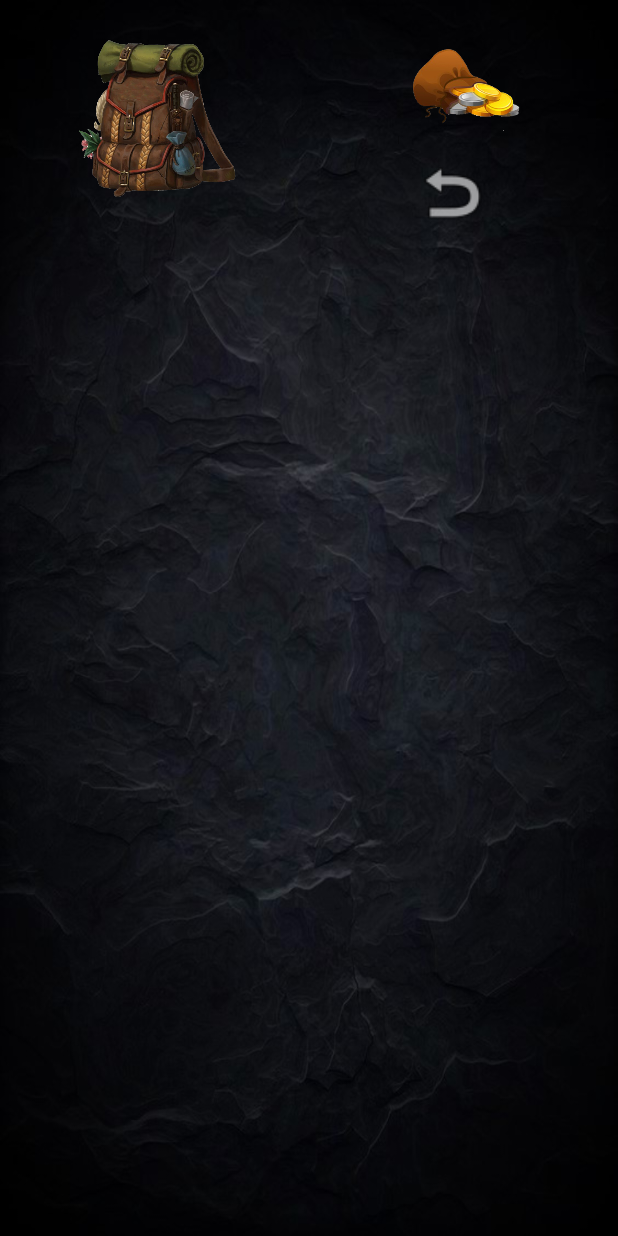
After one commit to manupalhu/WWG, an Android app: the layout activity_stats.xml on its own in the app's theme, with its tools: preview values and no code run, on a phone screen of 412 x 824 dp. The commit adds this screen. Run offline under Robolectric (Android 15) with nearby library versions, the phone set to English and light mode, and no system bars.

Commit message:
Desing Atribbutos

```diff
--- a/app/src/main/AndroidManifest.xml
+++ b/app/src/main/AndroidManifest.xml
@@ -1,6 +1,6 @@
 <?xml version="1.0" encoding="utf-8"?>
 <manifest xmlns:android="http://schemas.android.com/apk/res/android"
-    package="com.example.wwg">
+    package="com.example.wwg" >
 
     <application
         android:allowBackup="true"
@@ -8,12 +8,9 @@
         android:label="@string/app_name"
         android:roundIcon="@mipmap/ic_launcher_round"
         android:supportsRtl="true"
-        android:theme="@style/Theme.AppCompat.NoActionBar">
+        android:theme="@style/Theme.AppCompat.NoActionBar" >
         <activity
-            android:name=".Atributos"
-            android:exported="true" />
-        <activity
-            android:name=".placeholder.Atributos"
+            android:name=".Stats"
             android:exported="true" />
         <activity
             android:name=".HistoriaActivity"
@@ -26,7 +23,7 @@
             android:exported="true" />
         <activity
             android:name=".MainActivity"
-            android:exported="true">
+            android:exported="true" >
             <intent-filter>
                 <action android:name="android.intent.action.MAIN" />
 
--- a/app/src/main/java/com/example/wwg/Atributos.kt
+++ b/app/src/main/java/com/example/wwg/Stats.kt
@@ -3,9 +3,9 @@ package com.example.wwg
 import androidx.appcompat.app.AppCompatActivity
 import android.os.Bundle
 
-class Atributos : AppCompatActivity() {
+class Stats : AppCompatActivity() {
     override fun onCreate(savedInstanceState: Bundle?) {
         super.onCreate(savedInstanceState)
-        setContentView(R.layout.activity_atributos)
+        setContentView(R.layout.activity_stats)
     }
 }
--- a/app/src/main/res/layout/activity_atributos.xml
+++ /dev/null
@@ -1,18 +0,0 @@
-<?xml version="1.0" encoding="utf-8"?>
-<ScrollView xmlns:android="http://schemas.android.com/apk/res/android"
-    xmlns:app="http://schemas.android.com/apk/res-auto"
-    xmlns:tools="http://schemas.android.com/tools"
-    android:layout_width="match_parent"
-    android:layout_height="match_parent"
-    android:background="@drawable/background"
-    android:screenOrientation="portrait"
-    tools:ignore="SpeakableTextPresentCheck">
-
-    <androidx.constraintlayout.widget.ConstraintLayout
-        android:layout_width="match_parent"
-        android:layout_height="wrap_content"
-        tools:context=".Atributos">
-
-
-    </androidx.constraintlayout.widget.ConstraintLayout>
-</ScrollView>
--- a/app/src/main/res/layout/activity_main.xml
+++ b/app/src/main/res/layout/activity_main.xml
@@ -76,6 +76,4 @@
         app:layout_constraintVertical_bias="0.120000005" />
 
 
-
-
 </androidx.constraintlayout.widget.ConstraintLayout>
--- /dev/null
+++ b/app/src/main/res/layout/activity_stats.xml
@@ -0,0 +1,57 @@
+<?xml version="1.0" encoding="utf-8"?>
+
+<ScrollView xmlns:android="http://schemas.android.com/apk/res/android"
+    xmlns:app="http://schemas.android.com/apk/res-auto"
+    xmlns:tools="http://schemas.android.com/tools"
+    android:layout_width="match_parent"
+    android:layout_height="match_parent"
+    android:background="@drawable/background"
+    android:screenOrientation="portrait"
+    tools:ignore="SpeakableTextPresentCheck">
+<androidx.constraintlayout.widget.ConstraintLayout
+    android:layout_width="match_parent"
+    android:layout_height="wrap_content">
+
+    <ImageView
+        android:id="@+id/imageView"
+        android:layout_width="115dp"
+        android:layout_height="157dp"
+        android:contentDescription="TODO"
+        app:layout_constraintBottom_toBottomOf="parent"
+        app:layout_constraintEnd_toEndOf="parent"
+        app:layout_constraintHorizontal_bias="0.16"
+        app:layout_constraintStart_toStartOf="parent"
+        app:layout_constraintTop_toTopOf="parent"
+        app:layout_constraintVertical_bias="0.07999998"
+        app:srcCompat="@drawable/mochila" />
+
+    <ImageView
+        android:id="@+id/imageView2"
+        android:layout_width="91dp"
+        android:layout_height="86dp"
+        android:layout_marginTop="16dp"
+        android:layout_marginBottom="6dp"
+        app:layout_constraintBottom_toBottomOf="parent"
+        app:layout_constraintEnd_toEndOf="parent"
+        app:layout_constraintHorizontal_bias="0.651"
+        app:layout_constraintStart_toEndOf="@+id/imageView"
+        app:layout_constraintTop_toTopOf="parent"
+        app:layout_constraintVertical_bias="0.0"
+        app:srcCompat="@drawable/bolsa_oro" />
+
+    <ImageView
+        android:id="@+id/imageView3"
+        android:layout_width="54dp"
+        android:layout_height="58dp"
+        android:layout_marginEnd="84dp"
+        app:layout_constraintBottom_toBottomOf="parent"
+        app:layout_constraintEnd_toEndOf="parent"
+        app:layout_constraintTop_toTopOf="parent"
+        app:layout_constraintVertical_bias="1.0"
+        app:srcCompat="@android:drawable/ic_menu_revert" />
+
+</androidx.constraintlayout.widget.ConstraintLayout>
+
+
+
+</ScrollView>
```
Also changed, not shown: app/src/main/res/drawable-v24/dorso.png.
